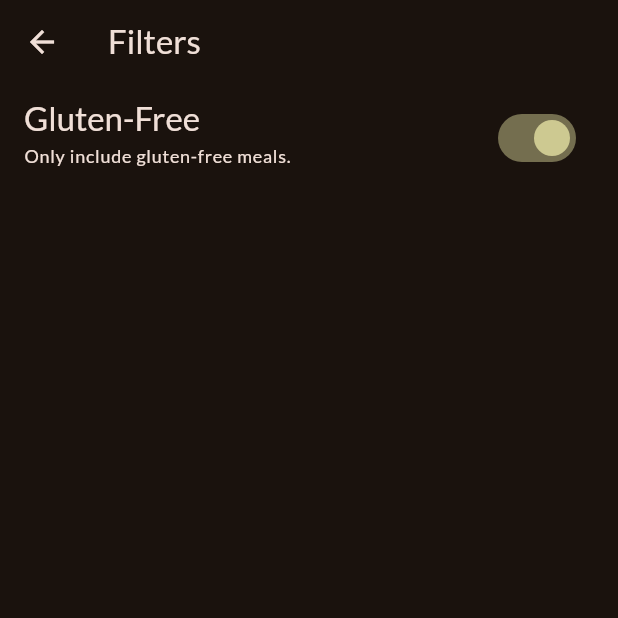
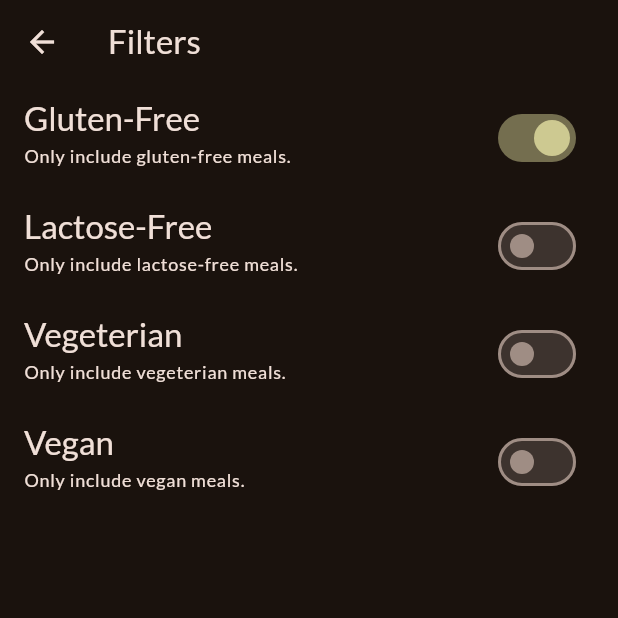
Before and after one commit to matinbhdrn77/meals, a Flutter app: the FiltersScreen screen opened directly, after a tap on "Gluten-Free", on a phone screen of 412 x 824 dp, the top half of it. Run offline on Flutter 3.47's test engine with Material 2 defaults, Android fonts, the phone set to English and light mode, and no system bars; our stand-ins replace google_fonts, transparent_image.

Commit message:
create map that store each filter item state

```diff
--- a/lib/screens/filters.dart
+++ b/lib/screens/filters.dart
@@ -1,5 +1,5 @@
 import 'package:flutter/material.dart';
-
+import 'package:meals/widgets/filter_switch_item.dart';
 
 class FiltersScreen extends StatefulWidget {
   const FiltersScreen({super.key});
@@ -9,7 +9,19 @@ class FiltersScreen extends StatefulWidget {
 }
 
 class _FiltersScreenState extends State<FiltersScreen> {
-  var _glutenFreeSet = false;
+
+  final Map<String, bool> itemSetsMap = {
+    'gluten-free': false,
+    'lactose-free': false,
+    'vegeterian': false,
+    'vegan':false,
+  };
+
+  void _checkitem(bool isCheck, String key) {
+    setState(() {
+      itemSetsMap[key] = isCheck;
+    });
+  }
 
   @override
   Widget build(BuildContext context) {
@@ -17,27 +29,25 @@ class _FiltersScreenState extends State<FiltersScreen> {
       appBar: AppBar(title: const Text('Filters')),
       body: Column(
         children: [
-          SwitchListTile(
-            value: _glutenFreeSet,
-            onChanged: (isChecked) {
-              setState(() {
-                _glutenFreeSet = isChecked;
-              });
-            },
-            title: Text(
-              'Gluten-Free',
-              style: Theme.of(context)
-                  .textTheme
-                  .titleLarge!
-                  .copyWith(color: Theme.of(context).colorScheme.onBackground),
-            ),
-            subtitle: Text(
-              'Only include gluten-free meals.',
-              style: Theme.of(context).textTheme.labelMedium!.copyWith(
-                    color: Theme.of(context).colorScheme.onBackground,
-                  ),
-            ),
-            activeColor: Theme.of(context).colorScheme.tertiary,
+          FilterSwitchItem(
+            title: 'Gluten-Free',
+            itemSet: itemSetsMap['gluten-free']!,
+            onCheckitem: _checkitem,
+          ),
+          FilterSwitchItem(
+            title: 'Lactose-Free',
+            itemSet: itemSetsMap['lactose-free']!,
+            onCheckitem: _checkitem,
+          ),
+          FilterSwitchItem(
+            title: 'Vegeterian',
+            itemSet: itemSetsMap['vegeterian']!,
+            onCheckitem: _checkitem,
+          ),
+          FilterSwitchItem(
+            title: 'Vegan',
+            itemSet: itemSetsMap['vegan']!,
+            onCheckitem: _checkitem,
           ),
         ],
       ),
```
